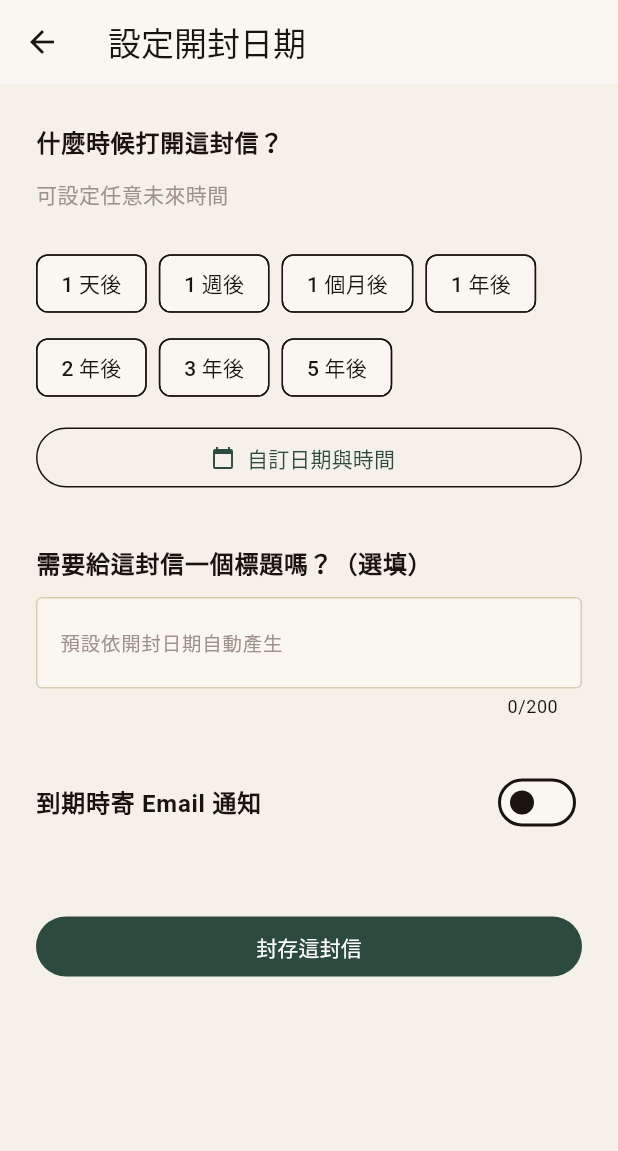
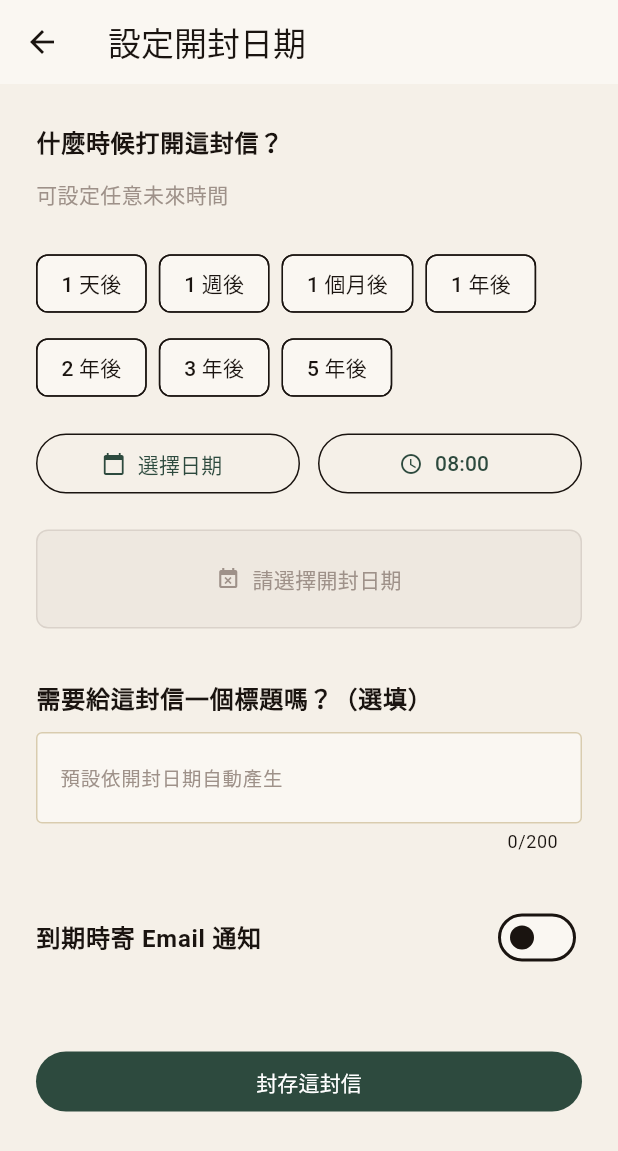
Before and after one commit to frankkn/OpenWhen, a Flutter app: the SetOpenDateScreen screen opened directly with empty values, on a phone screen of 412 x 824 dp. Shown: the top 1151 px of the screen. Run offline on Flutter 3.47's test engine with Material 3 defaults, Android fonts, the phone set to English and light mode, and no system bars; our stand-ins replace dio, firebase_auth, firebase_core, flutter_riverpod, go_router, google_fonts; accounts and stored records are empty; network calls fail.

Commit message:
feat: split open-date picker into separate date & time steps with summary card
- Replace the chained date->time picker with two independent buttons (選擇日期 /
  選擇時間) that can be set in any order and re-picked separately.
- Time defaults to 08:00; day-level presets set only the date, while admin
  sub-day test presets (20秒/1分/1小時) still set an exact time.
- Add a prominent summary card showing the final open date (with weekday) and
  time so the send date/time is clear at a glance.

Co-Authored-By: Claude Opus 4.8 (1M context) <noreply@anthropic.com>

```diff
--- a/frontend/lib/screens/capsule/set_open_date_screen.dart
+++ b/frontend/lib/screens/capsule/set_open_date_screen.dart
@@ -25,8 +25,8 @@ class SetOpenDateScreen extends ConsumerStatefulWidget {
 }
 
 class _SetOpenDateScreenState extends ConsumerState<SetOpenDateScreen> {
-  DateTime? _openDate;
-  TimeOfDay _openTime = const TimeOfDay(hour: 8, minute: 0);
+  DateTime? _date; // 只存年月日；時間部分忽略
+  TimeOfDay _time = const TimeOfDay(hour: 8, minute: 0); // 預設早上 8:00
   bool _sendEmail = false;
   bool _useLoginEmail = true;
   final _customEmailCtrl = TextEditingController();
@@ -71,52 +71,69 @@ class _SetOpenDateScreenState extends ConsumerState<SetOpenDateScreen> {
           ('5 年後', const Duration(days: 365 * 5)),
         ];
 
-  Future<void> _pickDateTime() async {
+  /// 合併日期與時間成最終開封時間；尚未選日期時為 null。
+  DateTime? get _openDateTime {
+    final d = _date;
+    if (d == null) return null;
+    return DateTime(d.year, d.month, d.day, _time.hour, _time.minute);
+  }
+
+  Future<void> _pickDate() async {
     final now = DateTime.now();
-    final initialDate = now.add(const Duration(days: 1));
+    final initialDate = _date ?? now.add(const Duration(days: 1));
     // 一般使用者可選任意未來時間（下限為今天），管理員不限
     final firstDate = _isAdmin
         ? DateTime(1900)
         : DateTime(now.year, now.month, now.day);
-    final lastDate = DateTime(9999);
 
     final picked = await showDatePicker(
       context: context,
       initialDate: initialDate,
       firstDate: firstDate,
-      lastDate: lastDate,
+      lastDate: DateTime(9999),
     );
     if (picked == null || !mounted) return;
+    setState(() => _date = DateTime(picked.year, picked.month, picked.day));
+  }
 
-    final pickedTime = await showTimePicker(
+  Future<void> _pickTime() async {
+    final picked = await showTimePicker(
       context: context,
-      initialTime: _openTime,
+      initialTime: _time,
       builder: (context, child) => MediaQuery(
         data: MediaQuery.of(context).copyWith(alwaysUse24HourFormat: true),
         child: child!,
       ),
     );
-    if (pickedTime == null || !mounted) return;
+    if (picked == null || !mounted) return;
+    setState(() => _time = picked);
+  }
 
+  /// 套用快捷鈕。日級以上只設日期（時間維持預設/使用者選的）；
+  /// 管理員測試用的秒/分/時級則連時間一起設成精確值。
+  void _applyPreset(Duration offset) {
+    final dt = DateTime.now().add(offset);
     setState(() {
-      _openTime = pickedTime;
-      _openDate = DateTime(
-        picked.year, picked.month, picked.day,
-        pickedTime.hour, pickedTime.minute,
-      );
+      _date = DateTime(dt.year, dt.month, dt.day);
+      if (offset < const Duration(days: 1)) {
+        _time = TimeOfDay(hour: dt.hour, minute: dt.minute);
+      }
     });
   }
 
-  DateTime _presetDateTime(Duration offset) => DateTime.now().add(offset);
+  String _formatDate(DateTime dt) => '${dt.year}年${dt.month}月${dt.day}日';
 
-  String _formatDateTime(DateTime dt) {
-    final h = dt.hour.toString().padLeft(2, '0');
-    final m = dt.minute.toString().padLeft(2, '0');
-    return '${dt.year}年${dt.month}月${dt.day}日 $h:$m';
+  String _formatTime(TimeOfDay t) =>
+      '${t.hour.toString().padLeft(2, '0')}:${t.minute.toString().padLeft(2, '0')}';
+
+  String _weekday(DateTime dt) {
+    const names = ['一', '二', '三', '四', '五', '六', '日'];
+    return '週${names[dt.weekday - 1]}';
   }
 
   Future<void> _save() async {
-    if (_openDate == null) {
+    final openDateTime = _openDateTime;
+    if (openDateTime == null) {
       ScaffoldMessenger.of(context).showSnackBar(
         const SnackBar(content: Text('請先選擇開封日期')),
       );
@@ -129,7 +146,7 @@ class _SetOpenDateScreenState extends ConsumerState<SetOpenDateScreen> {
         title: titleInput.isEmpty ? null : titleInput,
         content: widget.content,
         mode: widget.mode,
-        openDate: _openDate!,
+        openDate: openDateTime,
         notificationEmail: _notificationEmail,
         answers: widget.answers,
       );
@@ -178,27 +195,48 @@ class _SetOpenDateScreenState extends ConsumerState<SetOpenDateScreen> {
               spacing: 8,
               runSpacing: 8,
               children: _presets.map((p) {
-                final date = _presetDateTime(p.$2);
-                final selected = _openDate != null &&
-                    _openDate!.year == date.year &&
-                    _openDate!.month == date.month &&
-                    _openDate!.day == date.day;
+                final date = DateTime.now().add(p.$2);
+                final selected = _date != null &&
+                    _date!.year == date.year &&
+                    _date!.month == date.month &&
+                    _date!.day == date.day;
                 return ChoiceChip(
                   label: Text(p.$1),
                   selected: selected,
                   // 再點一次已選取的快捷鈕 → 取消選取（清空日期）
-                  onSelected: (_) => setState(() => _openDate = selected ? null : date),
+                  onSelected: (_) =>
+                      selected ? setState(() => _date = null) : _applyPreset(p.$2),
                   selectedColor: AppColors.forestGreen.withValues(alpha: 0.15),
                 );
               }).toList(),
             ),
-            const SizedBox(height: 12),
-            OutlinedButton.icon(
-              onPressed: _pickDateTime,
-              icon: const Icon(Icons.calendar_today, size: 16),
-              label: Text(
-                _openDate != null ? _formatDateTime(_openDate!) : '自訂日期與時間',
-              ),
+            const SizedBox(height: 16),
+            Row(
+              children: [
+                Expanded(
+                  child: OutlinedButton.icon(
+                    onPressed: _pickDate,
+                    icon: const Icon(Icons.calendar_today, size: 16),
+                    label: Text(_date != null ? _formatDate(_date!) : '選擇日期'),
+                  ),
+                ),
+                const SizedBox(width: 12),
+                Expanded(
+                  child: OutlinedButton.icon(
+                    onPressed: _pickTime,
+                    icon: const Icon(Icons.access_time, size: 16),
+                    label: Text(_formatTime(_time)),
+                  ),
+                ),
+              ],
+            ),
+            const SizedBox(height: 20),
+            _OpenDateSummary(
+              openDateTime: _openDateTime,
+              dateText: _openDateTime != null
+                  ? '${_formatDate(_openDateTime!)}（${_weekday(_openDateTime!)}）'
+                  : null,
+              timeText: _formatTime(_time),
             ),
             const SizedBox(height: 32),
             Text(
@@ -210,8 +248,8 @@ class _SetOpenDateScreenState extends ConsumerState<SetOpenDateScreen> {
               controller: _titleCtrl,
               maxLength: 200,
               decoration: InputDecoration(
-                hintText: _openDate != null
-                    ? '預設為「致 ${_openDate!.year}年${_openDate!.month}月${_openDate!.day}日 的我」'
+                hintText: _date != null
+                    ? '預設為「致 ${_date!.year}年${_date!.month}月${_date!.day}日 的我」'
                     : '預設依開封日期自動產生',
                 hintStyle: TextStyle(color: AppColors.warmGray, fontSize: 13),
               ),
@@ -280,3 +318,91 @@ class _SetOpenDateScreenState extends ConsumerState<SetOpenDateScreen> {
     );
   }
 }
+
+/// 開封時間的結果摘要卡：一眼看到信件會在何時開封。
+class _OpenDateSummary extends StatelessWidget {
+  const _OpenDateSummary({
+    required this.openDateTime,
+    required this.dateText,
+    required this.timeText,
+  });
+
+  final DateTime? openDateTime;
+  final String? dateText; // 已含星期，例如「2026年7月1日（週三）」
+  final String timeText;
+
+  @override
+  Widget build(BuildContext context) {
+    final ready = openDateTime != null;
+    return Container(
+      width: double.infinity,
+      padding: const EdgeInsets.symmetric(vertical: 20, horizontal: 16),
+      decoration: BoxDecoration(
+        color: ready
+            ? AppColors.forestGreen.withValues(alpha: 0.08)
+            : AppColors.warmGray.withValues(alpha: 0.08),
+        borderRadius: BorderRadius.circular(8),
+        border: Border.all(
+          color: ready
+              ? AppColors.forestGreen.withValues(alpha: 0.3)
+              : AppColors.warmGray.withValues(alpha: 0.25),
+        ),
+      ),
+      child: ready
+          ? Column(
+              children: [
+                Row(
+                  mainAxisAlignment: MainAxisAlignment.center,
+                  children: [
+                    Icon(Icons.mail_outline, size: 16, color: AppColors.forestGreen),
+                    const SizedBox(width: 6),
+                    Text(
+                      '這封信將於',
+                      style: Theme.of(context).textTheme.bodyMedium?.copyWith(
+                            color: AppColors.forestGreen,
+                          ),
+                    ),
+                  ],
+                ),
+                const SizedBox(height: 8),
+                Text(
+                  dateText!,
+                  textAlign: TextAlign.center,
+                  style: Theme.of(context).textTheme.bodyLarge?.copyWith(
+                        fontWeight: FontWeight.w700,
+                        color: AppColors.forestGreen,
+                      ),
+                ),
+                const SizedBox(height: 2),
+                Text(
+                  timeText,
+                  style: Theme.of(context).textTheme.headlineSmall?.copyWith(
+                        fontWeight: FontWeight.w700,
+                        color: AppColors.forestGreen,
+                      ),
+                ),
+                const SizedBox(height: 4),
+                Text(
+                  '開封',
+                  style: Theme.of(context).textTheme.bodyMedium?.copyWith(
+                        color: AppColors.forestGreen,
+                      ),
+                ),
+              ],
+            )
+          : Row(
+              mainAxisAlignment: MainAxisAlignment.center,
+              children: [
+                Icon(Icons.event_busy, size: 16, color: AppColors.warmGray),
+                const SizedBox(width: 8),
+                Text(
+                  '請選擇開封日期',
+                  style: Theme.of(context).textTheme.bodyMedium?.copyWith(
+                        color: AppColors.warmGray,
+                      ),
+                ),
+              ],
+            ),
+    );
+  }
+}
```
